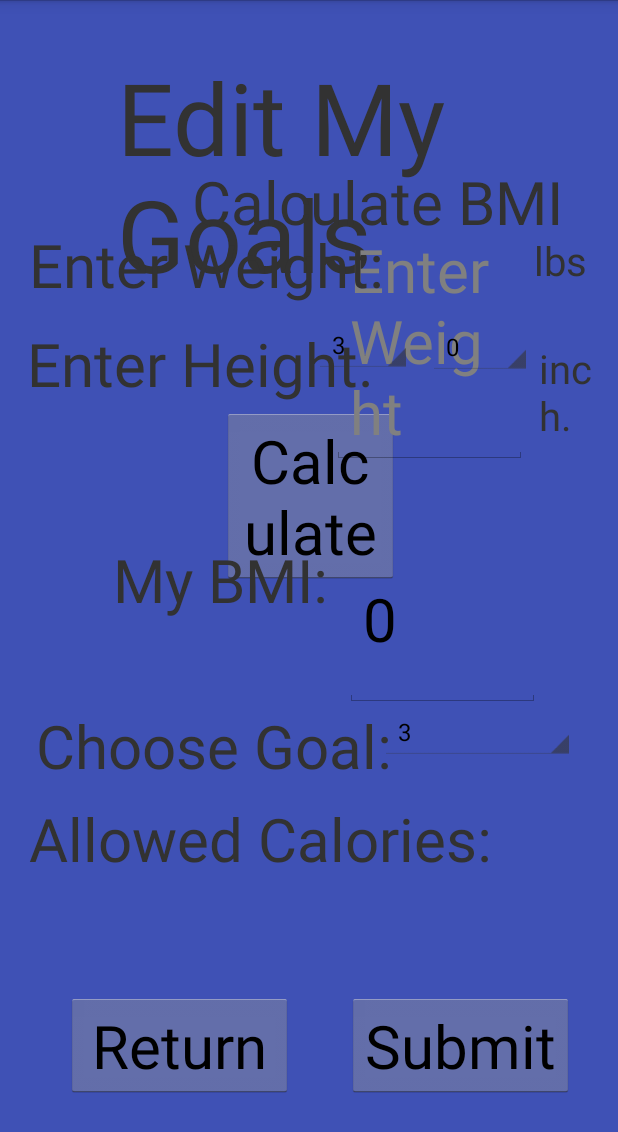
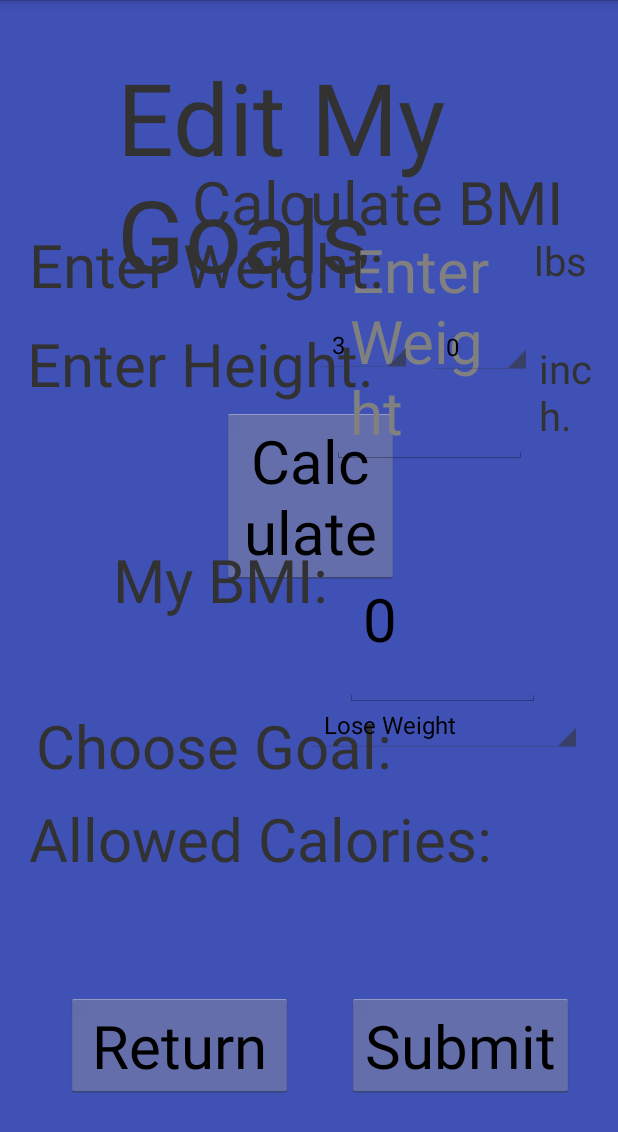
Before and after one commit to JasmineRobbie/Senior-Design-Deal-A-Meal, an Android app: the EditMyGoals screen opened directly, with no data from a screen before it, after a tap on "Calculate", on a phone screen of 412 x 824 dp. Shown: the top 1132 px of the screen. Run offline under Robolectric (Android 15) with nearby library versions, the phone set to English and light mode, and no system bars; 1 statement that could not run was skipped.

Commit message:
Chosen Goal now updates. Allowed Calories work in progress

```diff
--- a/app/src/main/java/com/NeuralNet/AzureCloud/EditMyGoals.java
+++ b/app/src/main/java/com/NeuralNet/AzureCloud/EditMyGoals.java
@@ -26,7 +26,7 @@ public class EditMyGoals extends Activity implements OnItemSelectedListener{
     DataAccess db = new DataAccess();
     String BMIString;
 
-    Button editMyGoalsReturnBtn, calculateBMIbtn;
+    Button editMyGoalsReturnBtn, calculateBMIbtn, goalsEditSubmitBtn;
     EditText myWeightEditInput;
     TextView myNewCalculatedBMI;
     Spinner myHeightFeetInput, myHeightInchesInput, chooseGoalInput;
@@ -45,6 +45,7 @@ public class EditMyGoals extends Activity implements OnItemSelectedListener{
         calculateBMIbtn = findViewById(R.id.calculateBMIbtn);
         myWeightEditInput = findViewById(R.id.myWeightEditInput);
         myNewCalculatedBMI = findViewById(R.id.myNewCalculatedBMI);
+        goalsEditSubmitBtn = findViewById(R.id.goalsEditSubmitBtn);
 
         //Spinner declaration
         myHeightFeetInput = findViewById(R.id.myHeightFeetInput);
@@ -74,15 +75,9 @@ public class EditMyGoals extends Activity implements OnItemSelectedListener{
         heightInInches.add("10");
         heightInInches.add("11");
 
-        goals.add("3");
-        goals.add("4");
-        goals.add("5");
-        goals.add("6");
-        goals.add("7");
-        goals.add("8");
-        goals.add("9");
-        goals.add("10");
-        goals.add("11");
+        goals.add("Lose Weight");
+        goals.add("Maintain Weight");
+        goals.add("Gain Weight");
 
         // Creating adapter for spinner
         ArrayAdapter<String> dataAdapter = new ArrayAdapter<String>(this, android.R.layout.simple_spinner_item, heightInFeet);
@@ -99,12 +94,22 @@ public class EditMyGoals extends Activity implements OnItemSelectedListener{
         myHeightInchesInput.setAdapter(dataAdapter2);
         chooseGoalInput.setAdapter(dataAdapter3);
 
-        //Return button
+        //Only calculating BMI button
         calculateBMIbtn.setOnClickListener(new View.OnClickListener() {
             @Override
             public void onClick(View view) {
                 calculateBMI();
                 Toast.makeText(getApplicationContext(), "Calculated BMI", Toast.LENGTH_SHORT).show();
+            }
+        });
+
+        //Adding new goals button
+        goalsEditSubmitBtn.setOnClickListener(new View.OnClickListener() {
+            @Override
+            public void onClick(View view) {
+                calculateBMI();
+                setNewGoal();
+                Toast.makeText(getApplicationContext(), "Submitted", Toast.LENGTH_SHORT).show();
             }
         });
 
@@ -160,13 +165,27 @@ public class EditMyGoals extends Activity implements OnItemSelectedListener{
 
         System.out.println("BMI= " + BMIString);
 
-        String insertQuery = "UPDATE USERS SET BMI = '" + BMIString + "', Weight = '" + userWeight + "' WHERE userid = " + User.UserID;
+        String query = "UPDATE USERS SET BMI = '" + BMIString + "', Weight = '" + userWeight + "' WHERE userid = " + User.UserID;
 
         try {
-            db.executeNonQuery(insertQuery);
-            System.out.println("Executed Query");
+            db.executeNonQuery(query);
         } catch (Exception e) {
             System.out.println("OOPS Something went wrong.");
         }
     }
+
+    public void setNewGoal(){
+        String goal = chooseGoalInput.getSelectedItem().toString();
+
+        System.out.println("Goal Chosen= " + goal);
+
+        String query = "UPDATE USERS SET Goal = '" + goal + "' WHERE userid = " + User.UserID;
+
+        try {
+            db.executeNonQuery(query);
+        } catch (Exception e) {
+            System.out.println("OOPS Something went wrong.");
+        }
+    }
+
 }
--- a/app/src/main/res/layout/edit_my_goals.xml
+++ b/app/src/main/res/layout/edit_my_goals.xml
@@ -200,14 +200,14 @@
 
     <Spinner
         android:id="@+id/chooseGoalInput"
-        android:layout_width="130dp"
+        android:layout_width="184dp"
         android:layout_height="wrap_content"
         android:layout_alignParentStart="true"
         android:layout_alignParentLeft="true"
         android:layout_alignParentTop="true"
-        android:layout_marginStart="253dp"
-        android:layout_marginLeft="253dp"
-        android:layout_marginTop="470dp"
+        android:layout_marginStart="204dp"
+        android:layout_marginLeft="204dp"
+        android:layout_marginTop="465dp"
         android:textSize="60px" />
 
     <EditText
```
